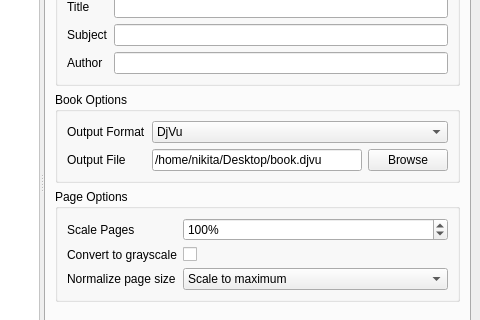
Before: the Qt Designer form ui/gui.ui in Blender3D/Bindery, drawn with Qt 5; both pictures show x 233 to 713 and y 125 to 445 of the 713 by 566 pixel window.
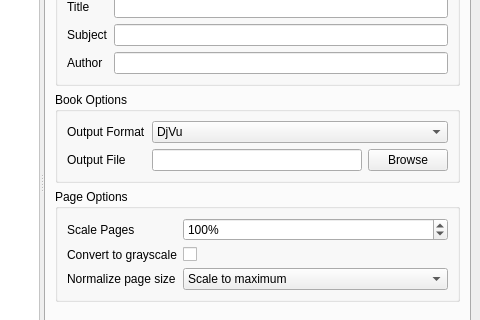
After: the same form once the commit is applied. The open tabs and pages were chosen to show the change. Icons and pictures are not drawn. Custom widgets are drawn as their Qt base class.

Commit message: Removed testing leftovers from UI.

Diff of the .ui file:
```diff
--- a/ui/gui.ui
+++ b/ui/gui.ui
@@ -387,7 +387,7 @@
                  <item>
                   <widget class="QLineEdit" name="outputFile">
                    <property name="text">
-                    <string>/home/nikita/Desktop/book.djvu</string>
+                    <string/>
                    </property>
                   </widget>
                  </item>
```
Left out of the diff: 2 changed lines with no effect on the pictures. The commit also changes 5 other files.
